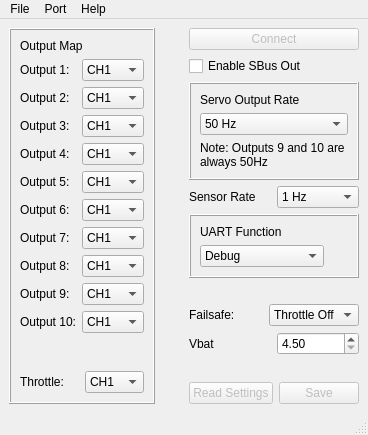
First picture: the form in software/CRSFClient/mainwindow.ui, repository bemcgarvey/CRSFtoPWM, before the edit.
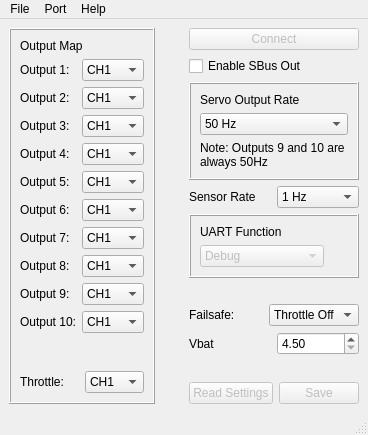
Second picture: the form after the edit. Icons and pictures are not drawn.

Commit message: Simplified pressure calculations

```diff
--- a/software/CRSFClient/mainwindow.ui
+++ b/software/CRSFClient/mainwindow.ui
@@ -1179,6 +1179,9 @@
          </item>
          <item alignment="Qt::AlignLeft">
           <widget class="QComboBox" name="uartComboBox">
+           <property name="enabled">
+            <bool>false</bool>
+           </property>
            <item>
             <property name="text">
              <string>Debug</string>
```
The commit also changes 2 other files.
